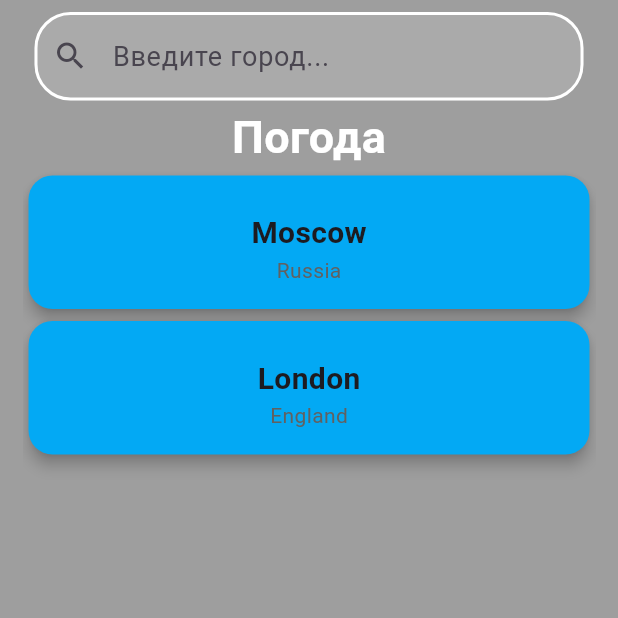
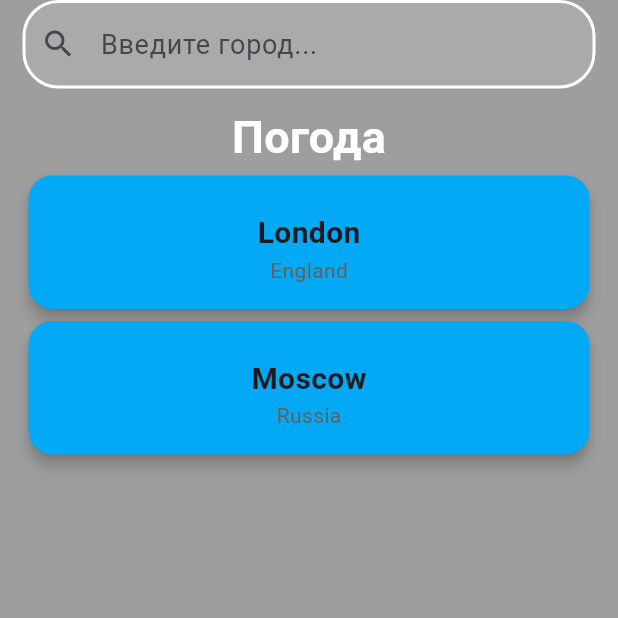
Before and after one commit to Heisenbq/weather, a Flutter app: the screen it shows after launch, on a phone screen of 412 x 824 dp, the top half of it. Run offline on Flutter 3.47's test engine with Material 3 defaults, Android fonts, the phone set to English and light mode, and no system bars; our stand-ins replace bloc, dio, flutter_bloc, geocoding, geolocator.

Commit message:
sort by favorite and by name of city

```diff
--- a/lib/blocs/city_search_bloc/city_search_bloc.dart
+++ b/lib/blocs/city_search_bloc/city_search_bloc.dart
@@ -6,10 +6,14 @@ import 'city_search_state.dart';
 class CitySearchBloc extends Bloc<CitySearchEvent, CitySearchState> {
   final CityRepository repository;
 
-  CitySearchBloc(this.repository) : super(CitySearchInitial()) {
+  CitySearchBloc(this.repository) : super(CitySearchInitial(repository.getAddedCities())) {
     on<CityTextChanged>((event, emit) async {
       if (event.text.isEmpty) {
-        emit(CitySearchInitial());
+        emit(CitySearchInitial(repository.getAddedCities()));
+        return;
+      }
+      if (event.text.length < 3) {
+        emit(MinSymbols());
         return;
       }
 
@@ -25,7 +29,7 @@ class CitySearchBloc extends Bloc<CitySearchEvent, CitySearchState> {
 
     on<AddCity>((event, emit) async {
       repository.addCity(event.city);
-      emit(CitySearchInitial());
+      emit(CitySearchInitial(repository.getAddedCities()));
     });
 
 
--- a/lib/blocs/city_search_bloc/city_search_state.dart
+++ b/lib/blocs/city_search_bloc/city_search_state.dart
@@ -4,7 +4,11 @@ import '../../model/city.dart';
 
 abstract class CitySearchState {}
 
-class CitySearchInitial extends CitySearchState {}
+class CitySearchInitial extends CitySearchState {
+  final List<City> cities;
+
+  CitySearchInitial(this.cities);
+}
 
 class CitySearchLoading extends CitySearchState {}
 
--- a/lib/main.dart
+++ b/lib/main.dart
@@ -40,7 +40,7 @@ class WeatherApp extends StatelessWidget {
       child: MaterialApp(
         title: 'Weather App',
         theme: ThemeData(primarySwatch: Colors.blue),
-        home: HomePage(cityRepository: CityRepository(WeatherApi())),
+        home: HomePage(),
       ),
     );
   }
--- a/lib/model/city.dart
+++ b/lib/model/city.dart
@@ -1,13 +1,14 @@
-import 'dart:ui';
 
-class City {
+
+class City implements Comparable<City>{
   final String name;
   final String country;
-
+  final bool favorite;
 
   City({
     required this.name,
     required this.country,
+    required this.favorite
   });
 
 
@@ -15,9 +16,39 @@ class City {
     return City(
       name: json['name'] ?? '',
       country: json['sys']['country'] ?? '',
+      favorite: false
     );
   }
 
   @override
   String toString() => '$name, $country';
+
+  @override
+  int compareTo(City other) {
+    // return name.compareTo(other.name);
+
+      if (favorite && !other.favorite) {
+        return 1;
+      } else if (!favorite && other.favorite) {
+        return -1;
+      } else {
+        return name.compareTo(other.name);
+      }
+
+  }
+
+  @override
+  bool operator ==(Object other) =>
+      identical(this, other) ||
+          other is City &&
+              runtimeType == other.runtimeType &&
+              name == other.name &&
+              country == other.country;
+
+  // @override
+  // int get hashCode {
+  //   return super.hashCode();
+  // }
+
+
 }
--- a/lib/pages/home_page.dart
+++ b/lib/pages/home_page.dart
@@ -1,26 +1,26 @@
 import 'package:flutter/material.dart';
+import 'package:flutter_bloc/flutter_bloc.dart';
+import 'package:test_flutter_app/blocs/city_search_bloc/city_search_event.dart';
 import 'package:test_flutter_app/pages/weather_page.dart';
 import 'package:test_flutter_app/repository/city_repository.dart';
 import 'package:test_flutter_app/widgets/city_search_widget.dart';
 
+import '../blocs/city_search_bloc/city_search_bloc.dart';
+import '../blocs/city_search_bloc/city_search_state.dart';
 import '../model/city.dart';
 
 class HomePage extends StatefulWidget {
+  // final CityRepository cityRepository;
 
-  final CityRepository cityRepository;
-
-  const HomePage({super.key, required this.cityRepository});
+  const HomePage({super.key});
 
   @override
   State<HomePage> createState() => _HomePageState();
 }
 
 class _HomePageState extends State<HomePage> {
-
-
   @override
   Widget build(BuildContext context) {
-    List<City> cities = widget.cityRepository.cities;
     return Scaffold(
       backgroundColor: Colors.black38,
       body: SafeArea(
@@ -28,7 +28,11 @@ class _HomePageState extends State<HomePage> {
           padding: EdgeInsets.symmetric(horizontal: 15),
           child: Stack(
             children: [
-              Column(
+              CitySearchWidget(),
+              BlocBuilder<CitySearchBloc, CitySearchState>(
+                builder: (context, state) {
+                  if (state is CitySearchInitial) {
+                    return Column(
                       children: [
                         const SizedBox(height: 70),
                         const Row(
@@ -50,16 +54,17 @@ class _HomePageState extends State<HomePage> {
                         Expanded(
                           child: ListView.builder(
                             physics: const ClampingScrollPhysics(),
-                      itemCount: cities.length,
+                            itemCount: state.cities.length,
                             itemBuilder: (context, index) {
-                        final item = cities[index];
+                              final item = state.cities[index];
                               return _CityCard(
                                 city: item,
                                 onTap: () {
                                   Navigator.push(
                                     context,
                                     MaterialPageRoute(
-                                builder: (context) => WeatherPage(
+                                      builder:
+                                          (context) => WeatherPage(
                                             key: ValueKey(item.name),
                                             city: item.name,
                                           ),
@@ -71,21 +76,46 @@ class _HomePageState extends State<HomePage> {
                           ),
                         ),
                       ],
-              ),
-
-              Positioned(
-                top: 8,
-                left: 8,
-                right: 8,
-                child: SizedBox(
-                  height: 1000,
-                  child: CitySearchWidget(
-                    onCitySelected: (city) {
-                      widget.cityRepository.addCity(city);
+                    );
+                  } else if (state is CitySearchLoading) {
+                    return const Center(child: CircularProgressIndicator());
+                  } else if (state is CitySearchLoaded) {
+                    return Column(
+                      children: [
+                        SizedBox(height: 70),
+                        Expanded(
+                          child: ListView.builder(
+                            itemCount: state.cities.length,
+                            itemBuilder: (context, index) {
+                              final city = state.cities[index];
+                              return _CityCard(
+                                city: city,
+                                onTap: () {
+                                  context.read<CitySearchBloc>().add(
+                                    AddCity(city),
+                                  );
                                   setState(() {});
+                                },
+                              );
                             },
                           ),
                         ),
+                      ],
+                    );
+                  } else if (state is CitySearchError) {
+                    return Center(child: Text(state.message));
+                  } else if (state is MinSymbols) {
+                    return Center(
+                      child: Text(
+                        "Введите хотя бы 3 символа",
+                        style: TextStyle(fontSize: 30, color: Colors.white),
+                        textAlign: TextAlign.center,
+                      ),
+                    );
+                  } else {
+                    return const SizedBox.shrink();
+                  }
+                },
               ),
             ],
           ),
@@ -94,7 +124,6 @@ class _HomePageState extends State<HomePage> {
     );
   }
 }
-
 
 class _CityCard extends StatelessWidget {
   final City city;
@@ -106,9 +135,7 @@ class _CityCard extends StatelessWidget {
   Widget build(BuildContext context) {
     return Card(
       elevation: 4,
-      shape: RoundedRectangleBorder(
-        borderRadius: BorderRadius.circular(16),
-      ),
+      shape: RoundedRectangleBorder(borderRadius: BorderRadius.circular(16)),
       color: Colors.lightBlue,
       child: InkWell(
         borderRadius: BorderRadius.circular(16),
@@ -121,17 +148,11 @@ class _CityCard extends StatelessWidget {
               SizedBox(height: 8),
               Text(
                 city.name,
-                style: TextStyle(
-                  fontSize: 20,
-                  fontWeight: FontWeight.bold,
-                ),
+                style: TextStyle(fontSize: 20, fontWeight: FontWeight.bold),
               ),
               Text(
                 city.country,
-                style: TextStyle(
-                  fontSize: 14,
-                  color: Colors.grey[700],
-                ),
+                style: TextStyle(fontSize: 14, color: Colors.grey[700]),
               ),
             ],
           ),
--- a/lib/repository/city_repository.dart
+++ b/lib/repository/city_repository.dart
@@ -1,13 +1,14 @@
 import 'package:dio/dio.dart';
 import 'package:test_flutter_app/api_actions/weather_api.dart';
 import '../model/city.dart';
+
 
 class CityRepository {
   final WeatherApi weatherApi;
 
   List<City> cities = [
-    City(name: "Moscow", country: "Russia"),
-    City(name: "London", country: "England"),
+    City(name: "Moscow", country: "Russia",favorite: false),
+    City(name: "London", country: "England",favorite: false),
   ];
 
   CityRepository(this.weatherApi);
@@ -17,10 +18,13 @@ class CityRepository {
   }
 
   List<City> getAddedCities() {
+    cities.sort();
     return cities;
   }
 
   void addCity(City city) {
+    if (cities.contains(city)) return;
     cities.add(city);
   }
+
 }
--- a/lib/widgets/city_search_widget.dart
+++ b/lib/widgets/city_search_widget.dart
@@ -1,22 +1,18 @@
 import 'package:flutter/material.dart';
 import 'package:flutter_bloc/flutter_bloc.dart';
+import 'package:test_flutter_app/blocs/city_search_bloc/city_search_state.dart';
 
 import '../blocs/city_search_bloc/city_search_bloc.dart';
 import '../blocs/city_search_bloc/city_search_event.dart';
-import '../blocs/city_search_bloc/city_search_state.dart';
-import '../model/city.dart';
 
 
 class CitySearchWidget extends StatelessWidget {
-  final void Function(City city)? onCitySelected;
 
-  const CitySearchWidget({super.key, this.onCitySelected});
+  const CitySearchWidget({super.key});
 
   @override
   Widget build(BuildContext context) {
-    return Column(
-      children: [
-        TextField(
+    return TextField(
       style: TextStyle(
         color: Colors.white,
         fontWeight: FontWeight.w400,
@@ -38,35 +34,7 @@ class CitySearchWidget extends StatelessWidget {
       onChanged: (text) {
         context.read<CitySearchBloc>().add(CityTextChanged(text));
       },
-        ),
-        Expanded(
-          child: BlocBuilder<CitySearchBloc, CitySearchState>(
-            builder: (context, state) {
-              if (state is CitySearchInitial) {
-                // return const Center(child: Text('Начни вводить название города'));
-                return Text("");
-              } else if (state is CitySearchLoading) {
-                return const Center(child: CircularProgressIndicator());
-              } else if (state is CitySearchLoaded) {
-                return ListView.builder(
-                  itemCount: state.cities.length,
-                  itemBuilder: (context, index) {
-                    final city = state.cities[index];
-                    return ListTile(
-                      title: Text('${city.name}, ${city.country}'),
-                      onTap: () => onCitySelected?.call(city),
-                    );
-                  },
-                );
-              } else if (state is CitySearchError) {
-                return Center(child: Text(state.message));
-              } else {
-                return const SizedBox.shrink();
-              }
-            },
-          ),
-        )
-      ],
+
     );
   }
 }
```
Also changed, not shown: lib/pages/weather_page.dart (+17 -16 lines). Lines whose indentation alone changed are shown as unchanged.
